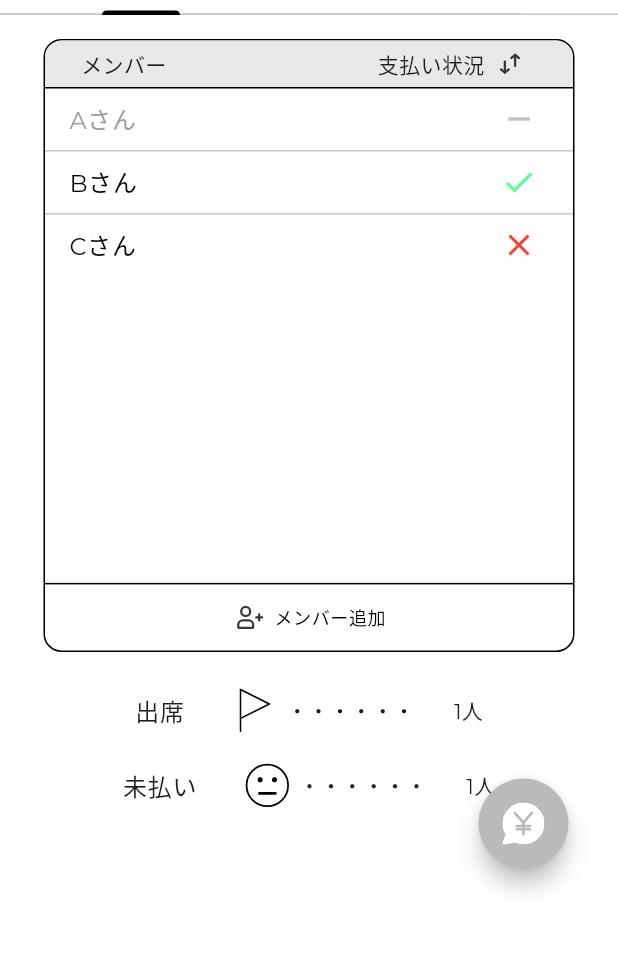
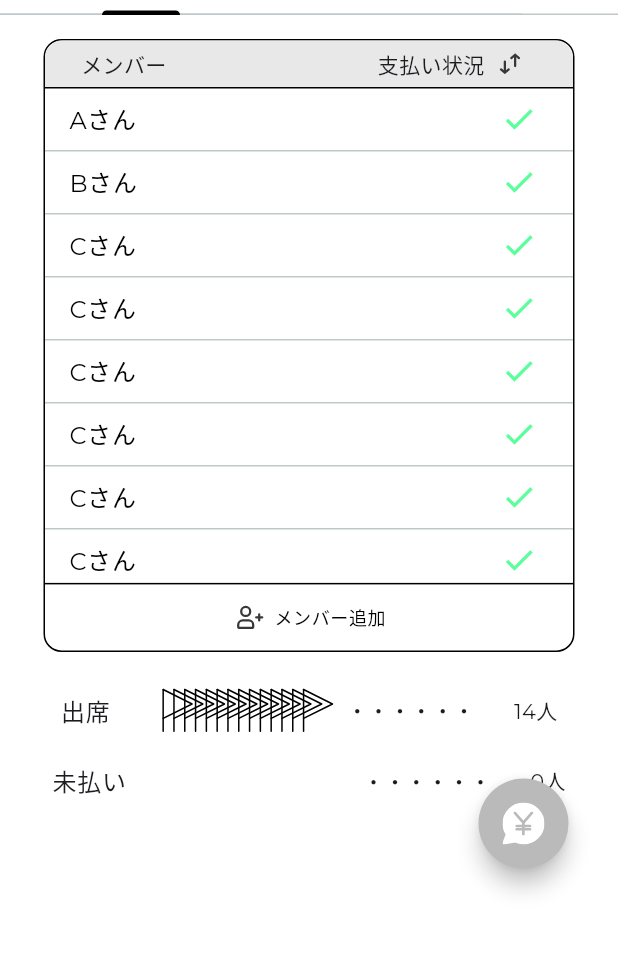
Before and after one commit to tanochan-sakonyan/collection_app, a Flutter app: the screen it shows after launch, on a phone screen of 412 x 824 dp, the part 123-1078 px from its top. Run offline on Flutter 3.47's test engine with Material 3 defaults, Android fonts, the phone set to English and light mode, and no system bars; our stand-ins replace flutter_riverpod, flutter_svg, freezed_annotation, google_fonts; missing offline and left inert: flutter_line_sdk.

Commit message:
アイコンを表示するコンテナの幅を画面の30%に指定し、その中で等間隔に表示するようにした。

```diff
--- a/lib/components/member_list.dart
+++ b/lib/components/member_list.dart
@@ -14,8 +14,8 @@ class MemberList extends ConsumerWidget {
 
   const MemberList({super.key, required this.members, required this.eventId});
 
-  Future<void> _changeStatus(
-      WidgetRef ref, String eventId, String memberId, int status) async {
+  Future<void> _changeStatus(WidgetRef ref, String eventId, String memberId,
+      int status) async {
     try {
       final userRepository = ref.read(userRepositoryProvider);
       await userRepository.changeStatus(eventId, memberId, status);
@@ -31,12 +31,23 @@ class MemberList extends ConsumerWidget {
 
   @override
   Widget build(BuildContext context, WidgetRef ref) {
-    final int attendanceCount = members
+    final int attendanceCount =
+        members
             .where((member) => member.status == PaymentStatus.paid)
             .length;
-    final int unpaidCount = members
+    final int unpaidCount =
+        members
             .where((member) => member.status == PaymentStatus.unpaid)
             .length;
+
+    final double iconSize = 30.0;
+    final double overlap = 10.0;
+
+    final double attendanceContainerWidth =
+    (attendanceCount > 1) ? (iconSize + (attendanceCount - 1) * (iconSize - overlap)) : iconSize;
+    final double unpaidContainerWidth =
+    (unpaidCount > 1) ? (iconSize + (unpaidCount - 1) * (iconSize - overlap)) : iconSize;
+
 
     return Padding(
       padding: const EdgeInsets.only(top: 16, left: 29, right: 29),
@@ -77,10 +88,14 @@ class MemberList extends ConsumerWidget {
             ),
           ),
           SizedBox(
-                      height: MediaQuery.of(context).size.height * 0.4,
+            height: MediaQuery
+                .of(context)
+                .size
+                .height * 0.4,
             child: ListView.separated(
               itemCount: members.length,
-                        separatorBuilder: (context, index) => const Divider(
+              separatorBuilder: (context, index) =>
+              const Divider(
                 thickness: 1,
                 height: 1,
               ),
@@ -90,7 +105,8 @@ class MemberList extends ConsumerWidget {
                   onTap: () {
                     showDialog(
                       context: context,
-                                builder: (context) => StatusDialog(
+                      builder: (context) =>
+                          StatusDialog(
                             eventId: eventId,
                             memberId: member.memberId,
                             member: member.memberName,
@@ -176,7 +192,8 @@ class MemberList extends ConsumerWidget {
                       const SizedBox(width: 4),
                       Text(
                         'メンバー追加',
-                                  style: Theme.of(context)
+                        style: Theme
+                            .of(context)
                             .textTheme
                             .bodySmall
                             ?.copyWith(
@@ -203,16 +220,27 @@ class MemberList extends ConsumerWidget {
         style: Theme.of(context).textTheme.bodyLarge,
       ),
       const SizedBox(width: 30),
-                Row(
-                  children: List.generate(
-                    attendanceCount,
-                        (index) => Padding(
-                      padding: const EdgeInsets.symmetric(horizontal: 2.0),
+      Container(
+        width: MediaQuery.of(context).size.width * 0.3,
+        height: iconSize,
+        child: Stack(
+          children: List.generate(attendanceCount, (index) {
+    double spacing = (attendanceCount > 1)
+    ? (MediaQuery.of(context).size.width * 0.3 - iconSize) /
+    (attendanceCount - 1)
+        : 0;
+    double left = (attendanceCount > 1)
+    ? index * spacing
+        : (MediaQuery.of(context).size.width * 0.3 - iconSize) / 2;
+    return Positioned(
+    left: left,
     child: SvgPicture.asset(
     'assets/icons/flag.svg',
-                        width: 30,
-                        height: 30,
+    width: iconSize,
+    height: iconSize,
     ),
+    );
+    },
         ),
       ),
       ),
@@ -229,15 +257,18 @@ class MemberList extends ConsumerWidget {
     style: Theme.of(context).textTheme.bodyLarge,
     ),
     const SizedBox(width: 30),
-                Row(
+    Container(
+    width: MediaQuery.of(context).size.width * 0.3,
+    child: Row(
     children: List.generate(
     unpaidCount,
-                        (index) => Padding(
-                      padding: const EdgeInsets.symmetric(horizontal: 2.0),
+    (index) => Transform.translate(
+    offset: Offset(index == 0 ? 0 : -10, 0),
     child: SvgPicture.asset(
     'assets/icons/sad_face.svg',
     width: 30,
     height: 30,
+    ),
     ),
     ),
     ),
@@ -291,7 +322,8 @@ class MemberList extends ConsumerWidget {
     ),
     ),
     ],
-      ),
+    )
+    ,
     );
   }
 
--- a/lib/screen/home_screen.dart
+++ b/lib/screen/home_screen.dart
@@ -33,7 +33,7 @@ class HomeScreenState extends ConsumerState<HomeScreen>
           memberId: 1,
           memberName: 'Aさん',
           lineUserId: 1001,
-          status: PaymentStatus.absence,
+          status: PaymentStatus.paid,
         ),
         Member(
           memberId: 2,
@@ -45,7 +45,63 @@ class HomeScreenState extends ConsumerState<HomeScreen>
           memberId: 3,
           memberName: 'Cさん',
           lineUserId: 1003,
-          status: PaymentStatus.unpaid,
+          status: PaymentStatus.paid,
+        ),
+        Member(
+          memberId: 3,
+          memberName: 'Cさん',
+          lineUserId: 1003,
+          status: PaymentStatus.paid,
+        ),Member(
+          memberId: 3,
+          memberName: 'Cさん',
+          lineUserId: 1003,
+          status: PaymentStatus.paid,
+        ),Member(
+          memberId: 3,
+          memberName: 'Cさん',
+          lineUserId: 1003,
+          status: PaymentStatus.paid,
+        ),Member(
+          memberId: 3,
+          memberName: 'Cさん',
+          lineUserId: 1003,
+          status: PaymentStatus.paid,
+        ),Member(
+          memberId: 3,
+          memberName: 'Cさん',
+          lineUserId: 1003,
+          status: PaymentStatus.paid,
+        ),Member(
+          memberId: 3,
+          memberName: 'Cさん',
+          lineUserId: 1003,
+          status: PaymentStatus.paid,
+        ),Member(
+          memberId: 3,
+          memberName: 'Cさん',
+          lineUserId: 1003,
+          status: PaymentStatus.paid,
+        ),Member(
+          memberId: 3,
+          memberName: 'Cさん',
+          lineUserId: 1003,
+          status: PaymentStatus.paid,
+        ),Member(
+          memberId: 3,
+          memberName: 'Cさん',
+          lineUserId: 1003,
+          status: PaymentStatus.paid,
+        ),Member(
+          memberId: 3,
+          memberName: 'Cさん',
+          lineUserId: 1003,
+          status: PaymentStatus.paid,
+        ),Member(
+          memberId: 3,
+          memberName: 'Cさん',
+          lineUserId: 1003,
+          status: PaymentStatus.paid,
         ),
       ],
     ),
@@ -57,13 +113,13 @@ class HomeScreenState extends ConsumerState<HomeScreen>
           memberId: 4,
           memberName: 'Dさん',
           lineUserId: 1001,
-          status: PaymentStatus.paid,
+          status: PaymentStatus.unpaid,
         ),
         Member(
           memberId: 5,
           memberName: 'Eさん',
           lineUserId: 1002,
-          status: PaymentStatus.absence,
+          status: PaymentStatus.unpaid,
         ),
         Member(
           memberId: 6,
```
Lines whose indentation alone changed are shown as unchanged.
